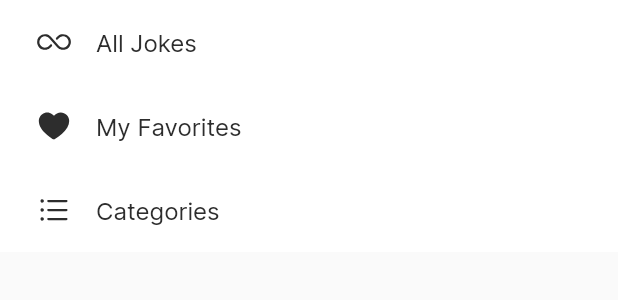
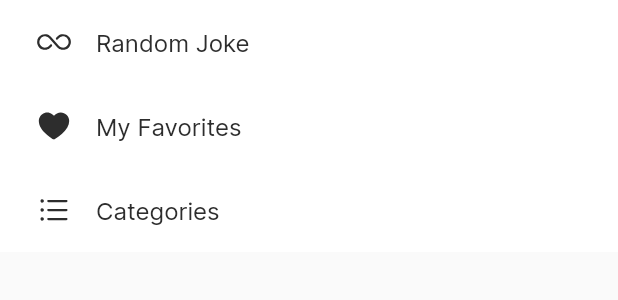
Before and after one commit to jeconiel12/chuck-norris-app, a Flutter app: the CategoryDialog widget shown alone on an empty page, opened directly, on a phone screen of 412 x 824 dp. Shown: the top 300 px of the screen. Run offline on Flutter 3.47's test engine with Material 2 defaults, Android fonts, the phone set to English and light mode, and no system bars; our stand-ins replace dartz, flutter_bloc, flutter_spinkit, flutter_svg, freezed_annotation, get_it and 5 more; accounts and stored records are empty; network calls fail.

Commit message:
refactor: refactor random joke view to accept category (#13)

```diff
--- a/lib/features/home/cubit/joke_cubit.dart
+++ b/lib/features/home/cubit/joke_cubit.dart
@@ -5,7 +5,7 @@ import 'package:injectable/injectable.dart';
 part 'joke_state.dart';
 part 'joke_cubit.freezed.dart';
 
-enum JokeType { random, favorite, category }
+enum JokeType { random, favorite }
 
 @injectable
 class JokeCubit extends Cubit<JokeState> {
@@ -14,14 +14,11 @@ class JokeCubit extends Cubit<JokeState> {
   void changeFilter(JokeType type, {String? category}) {
     switch (type) {
       case JokeType.random:
-        emit(const JokeState.random());
+        emit(JokeState.random(category));
         break;
       case JokeType.favorite:
         emit(const JokeState.favorite());
         break;
-      case JokeType.category:
-        emit(JokeState.category(category: category!));
-        break;
     }
   }
 }
--- a/lib/features/home/cubit/joke_state.dart
+++ b/lib/features/home/cubit/joke_state.dart
@@ -2,8 +2,6 @@ part of 'joke_cubit.dart';
 
 @freezed
 class JokeState with _$JokeState {
-  const JokeState._();
-  const factory JokeState.random() = _Random;
-  const factory JokeState.category({required String category}) = _Category;
+  const factory JokeState.random([String? category]) = _Random;
   const factory JokeState.favorite() = _Favorite;
 }
--- a/lib/features/home/view/home_page.dart
+++ b/lib/features/home/view/home_page.dart
@@ -22,10 +22,8 @@ class HomePage extends StatelessWidget {
             buildWhen: (p, c) => p != c,
             builder: (context, state) {
               return state.when(
-                random: () => const RandomJokeWrapper(),
+                random: (category) => RandomJokeWrapper(category: category),
                 favorite: () => const FavoriteJokesWrapper(),
-                // TODO: Combine random & category joke
-                category: (category) => const FavoriteJokesWrapper(),
               );
             },
           ),
--- a/lib/features/home/widgets/button_filter.dart
+++ b/lib/features/home/widgets/button_filter.dart
@@ -40,11 +40,10 @@ class ButtonFilter extends StatelessWidget {
             builder: (context, state) {
               return Text(
                 state.when(
-                  random: () => 'All Jokes',
+                  random: (category) => category != null
+                      ? 'Category: ${category.capitalizeFirstLetter()}'
+                      : 'Random Joke',
                   favorite: () => 'My Favorites',
-                  category: (category) {
-                    return 'Category: ${category.capitalizeFirstLetter()}';
-                  },
                 ),
                 style: ThemeText.body1.copyWith(
                   color: ThemeColor.white,
@@ -76,7 +75,7 @@ class CategoryDialog extends StatelessWidget {
               Navigator.pop(context);
             },
             leading: SvgPicture.asset('assets/icons/Infinity.svg'),
-            title: 'All Jokes',
+            title: 'Random Joke',
           ),
           _buildOption(
             onTap: () {
@@ -98,7 +97,7 @@ class CategoryDialog extends StatelessWidget {
                 // ignore: use_build_context_synchronously
                 context
                     .read<JokeCubit>()
-                    .changeFilter(JokeType.category, category: category);
+                    .changeFilter(JokeType.random, category: category);
               }
               // ignore: use_build_context_synchronously
               Navigator.pop(context);
```
Also changed, not shown: lib/features/random_joke/cubit/random_joke_cubit.dart (+4 -3 lines), lib/features/random_joke/cubit/random_joke_state.dart (+2 -5 lines), lib/features/random_joke/view/random_joke_wrapper.dart (+33 -6 lines), lib/features/home/cubit/joke_cubit.freezed.dart, lib/features/random_joke/cubit/random_joke_cubit.freezed.dart.
